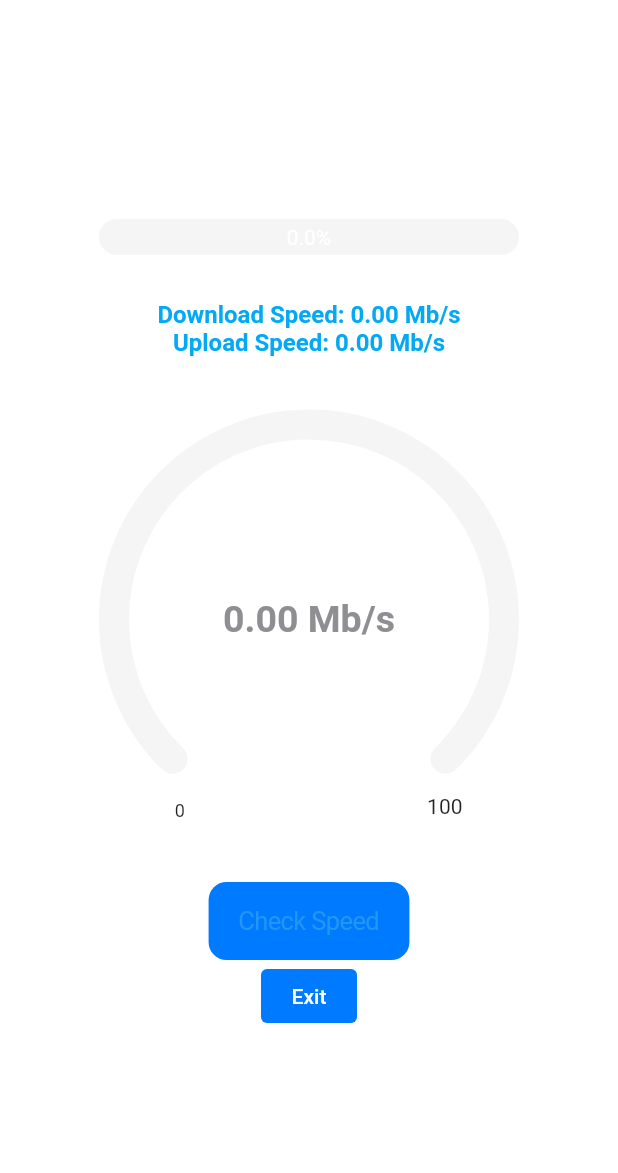
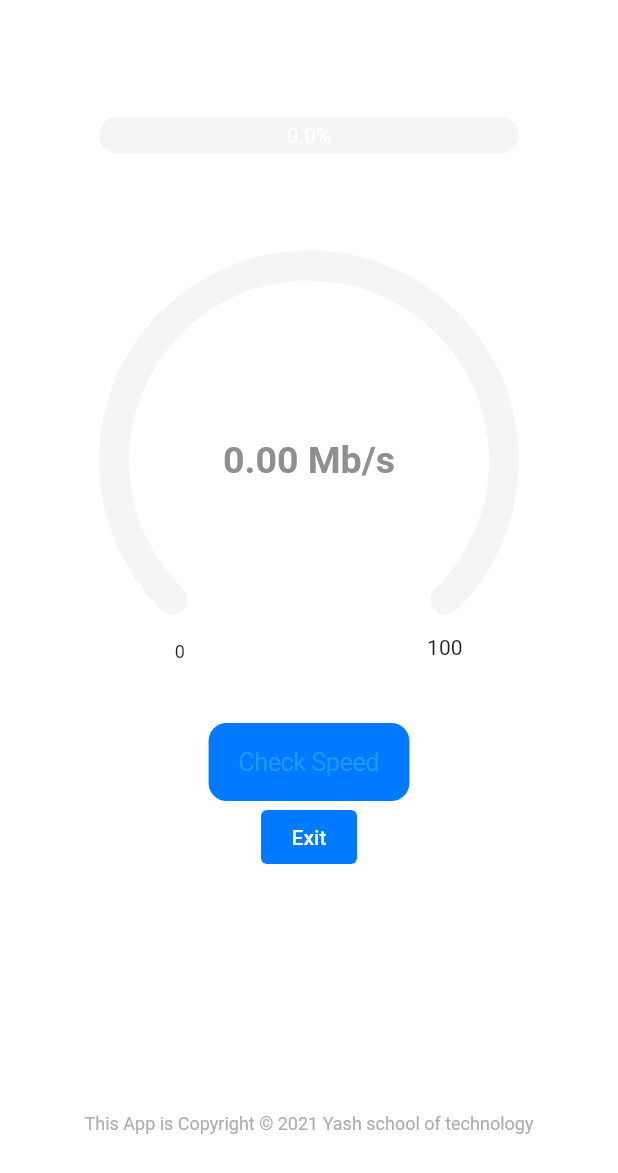
Before and after one commit to knk-naviin/iTest, a Flutter app: the Home screen opened directly, on a phone screen of 412 x 824 dp. Shown: the top 1173 px of the screen. Run offline on Flutter 3.47's test engine with Material 2 defaults, Android fonts, the phone set to English and light mode, and no system bars; drawn by our look-alikes of percent_indicator, syncfusion_flutter_gauges; our stand-ins replace animated_splash_screen, fluttertoast, rflutter_alert; missing offline and left inert: internet_speed_test, splash_screen_view.

```diff
--- a/itest/lib/DataPlan.dart
+++ b/itest/lib/DataPlan.dart
@@ -1,4 +1,3 @@
-import 'dart:ffi';
 
 import 'package:flutter/cupertino.dart';
 import 'package:flutter/material.dart';
@@ -19,7 +18,6 @@ class DataPlan extends StatelessWidget {
       child: Scaffold(
           body: SingleChildScrollView(
         child: Column(
-// mainAxisAlignment: MainAxisAlignment.center,
           children: [
             Padding(
               padding: const EdgeInsets.all(8.0),
@@ -44,7 +42,7 @@ class DataPlan extends StatelessWidget {
                 ],
               ),
             ),
-Text("Select Your Speed Limit(optional)"),
+            Text("Select Your Speed Limit(optional)"),
             Padding(
               padding: const EdgeInsets.all(8.0),
               child: Form(
@@ -98,12 +96,12 @@ Text("Select Your Speed Limit(optional)"),
                         context,
                         MaterialPageRoute(
                             builder: (context) => Home(
-                              datalimit: limit,
-                            )),
+                                  datalimit: limit,
+                                )),
                       );
                     }
                   },
-                  child: Text("Set Limit"),
+                  child: Text("Set Limit and check"),
                 )
               ],
             ),
--- a/itest/lib/screens/home.dart
+++ b/itest/lib/screens/home.dart
@@ -1,4 +1,4 @@
-import 'dart:ffi';
+
 import 'package:flutter/cupertino.dart';
 import 'package:flutter/material.dart';
 import 'package:flutter/services.dart';
@@ -6,10 +6,7 @@ import 'package:internet_speed_test/internet_speed_test.dart';
 import 'package:internet_speed_test/callbacks_enum.dart';
 import 'package:itest/components/errorMsg.dart';
 import 'package:itest/components/progressBar.dart';
-import 'package:itest/components/speedLabels.dart';
 import 'package:itest/constants/alertStyle.dart';
-import 'package:itest/constants/btnStyle.dart';
-import 'package:itest/constants/palette.dart';
 import 'package:itest/constants/testServer.dart';
 import 'package:rflutter_alert/rflutter_alert.dart';
 import 'package:syncfusion_flutter_gauges/gauges.dart';
@@ -74,18 +71,18 @@ class _HomeState extends State<Home> {
             SizedBox(
               height: 20,
             ),
-            Row(
-              mainAxisAlignment: MainAxisAlignment.center,
-              children: <Widget>[
-                showLabel('Download', downloadRate, unitText),
-              ],
-            ),
-            Row(
-              mainAxisAlignment: MainAxisAlignment.center,
-              children: <Widget>[
-                showLabel('Upload', uploadRate, unitText),
-              ],
-            ),
+            // Row(
+            //   mainAxisAlignment: MainAxisAlignment.center,
+            //   children: <Widget>[
+            //     showLabel('Download', downloadRate, unitText),
+            //   ],
+            // ),
+            // Row(
+            //   mainAxisAlignment: MainAxisAlignment.center,
+            //   children: <Widget>[
+            //     showLabel('Upload', uploadRate, unitText),
+            //   ],
+            // ),
             // SfRadialGauge(
             //     title: GaugeTitle(
             //       backgroundColor: Colors.grey,
@@ -370,7 +367,21 @@ class _HomeState extends State<Home> {
                     },
                     child: Text("Exit"))
               ],
-            )
+            ),
+            Padding(
+              padding: const EdgeInsets.only(top: 160.0),
+              child: Text("This App is Copyright © 2021 Yash school of technology",style: TextStyle(
+                  color: CupertinoColors.systemGrey2,
+                  fontSize: 12
+              ),),
+            ),
+
+            // Row(
+            //   mainAxisAlignment: MainAxisAlignment.center,
+            //   children: [
+            //
+            //   ],
+            // )
           ],
         ),
       ),
```
